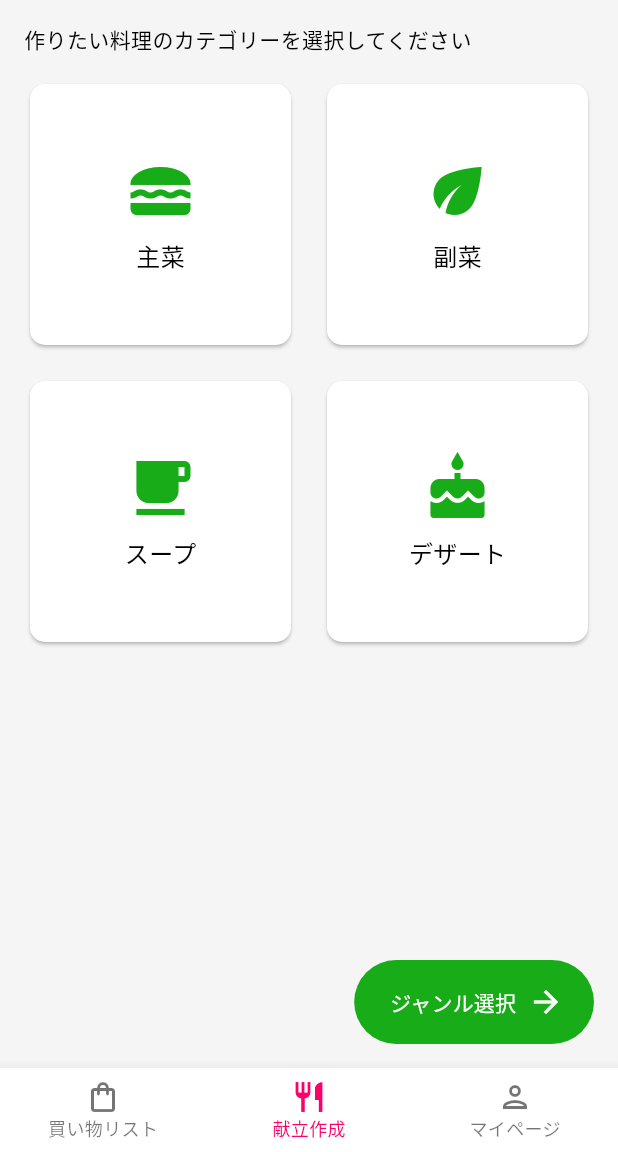
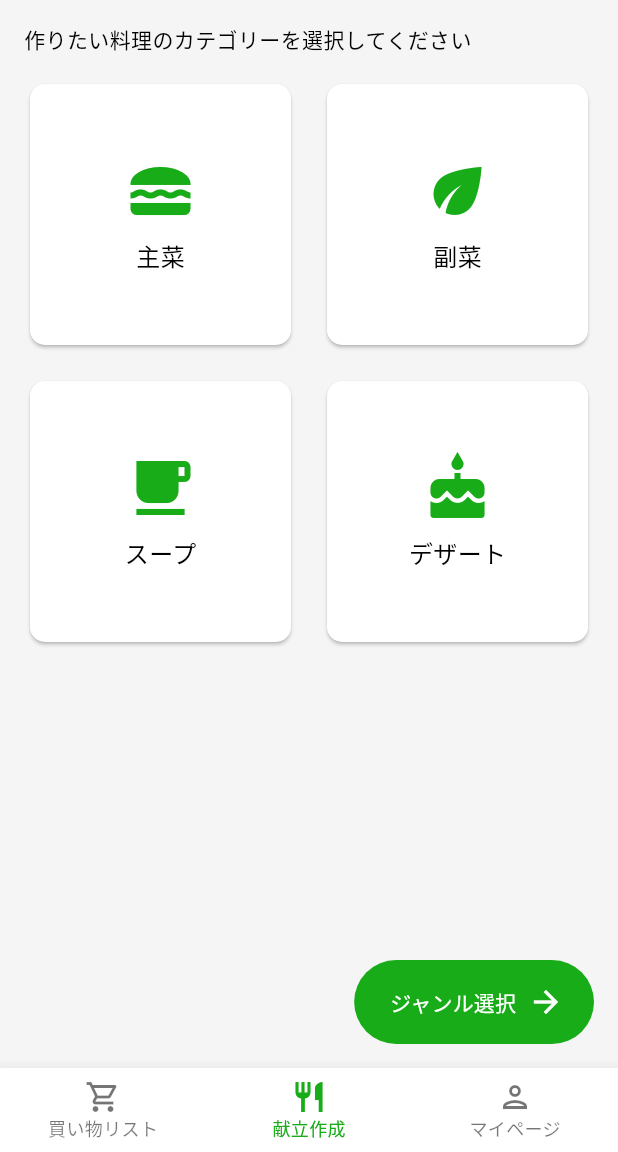
Before and after one commit to rai03k/DishCreator, a Flutter app: the screen it shows after launch, item 2 of the bottom bar chosen, on a phone screen of 412 x 824 dp, the part 84-1236 px from its top. Run offline on Flutter 3.47's test engine with Material 3 defaults, Android fonts, the phone set to English and light mode, and no system bars; our stand-ins replace auto_route, flutter_hooks.

Commit message:
[update]フォルダ構成の変更
・コールバックメソッドからflutter_hooksに変更

```diff
--- a/lib/main.dart
+++ b/lib/main.dart
@@ -1,9 +1,12 @@
+import 'package:auto_route/auto_route.dart';
 import 'package:dish_creator/resource/textResources.dart';
 import 'package:dish_creator/view/accountPage.dart';
 import 'package:dish_creator/view/dishCreatePage.dart';
+import 'package:dish_creator/view/dishCreaterPage/categoryPage.dart';
 import 'package:dish_creator/view/dishCreaterPage/genrePage.dart';
 import 'package:dish_creator/view/shoppingListPage.dart';
 import 'package:flutter/material.dart';
+import 'package:flutter_hooks/flutter_hooks.dart';
 
 void main() {
   runApp(const MyApp());
@@ -31,51 +34,97 @@
         ),
         useMaterial3: true,
       ),
-      home: const MyHomePage(),
+      home: _MyHomePageState(),
     );
   }
 }
 
-class MyHomePage extends StatefulWidget {
-  const MyHomePage({super.key});
+enum TabItem {
+  shoppingListPage(
+    title: '買い物リスト',
+    icon: Icons.shopping_cart_outlined,
+    page: ShoppingListPage(),
+  ),
 
-  @override
-  State<MyHomePage> createState() => _MyHomePageState();
+  dishCreatePage(
+    title: '献立作成',
+    icon: Icons.restaurant,
+    page: DishCreaterPage(),
+  ),
+
+  accountPage(
+    title: 'マイページ',
+    icon: Icons.person_outlined,
+    page: AccountPage(),
+  );
+
+  const TabItem({
+    required this.title,
+    required this.icon,
+    required this.page,
+  });
+
+  /// タイトル
+  final String title;
+
+  /// アイコン
+  final IconData icon;
+
+  /// 画面
+  final Widget page;
 }
 
-class _MyHomePageState extends State<MyHomePage> {
-  // BottomNavigationBarで選択中のアイテムindex
-  int _currentIndex = 0;
+final _navigatorKeys = <TabItem, GlobalKey<NavigatorState>>{
+  TabItem.shoppingListPage: GlobalKey<NavigatorState>(),
+  TabItem.dishCreatePage: GlobalKey<NavigatorState>(),
+  TabItem.accountPage: GlobalKey<NavigatorState>(),
+};
 
-  // 画面ごとのwidget
-  final List<Widget> _pages = [
-    ShoppingListPage(),
-    DishCreaterPage(),
-    AccountPage()
-  ];
-
+class _MyHomePageState extends HookWidget {
   @override
   Widget build(BuildContext context) {
+    final currentTab = useState(TabItem.shoppingListPage);
     return Scaffold(
-      body: _pages[_currentIndex],
+      body: Stack(
+        children: TabItem.values
+            .map(
+              (tabItem) => Offstage(
+                offstage: currentTab.value != tabItem,
+                child: Navigator(
+                  key: _navigatorKeys[tabItem],
+                  onGenerateRoute: (settings) {
+                    return MaterialPageRoute<Widget>(
+                      builder: (context) => tabItem.page,
+                    );
+                  },
+                ),
+              ),
+            )
+            .toList(),
+      ),
       bottomNavigationBar: BottomNavigationBar(
-        currentIndex: _currentIndex,
+        type: BottomNavigationBarType.fixed,
+        currentIndex: TabItem.values.indexOf(currentTab.value),
         selectedFontSize: 12,
-        selectedItemColor: Theme.of(context).colorScheme.secondary,
-        onTap: (selectedIndex) => setState(() {
-          _currentIndex = selectedIndex;
-        }),
-        items: const [
-          BottomNavigationBarItem(
-              icon: Icon(Icons.shopping_bag_outlined),
-              label: TextResources.shoppingListPageTitle),
-          BottomNavigationBarItem(
-              icon: Icon(Icons.restaurant),
-              label: TextResources.dishCreatePageTitle),
-          BottomNavigationBarItem(
-              icon: Icon(Icons.person_outlined),
-              label: TextResources.accountPageTitle),
-        ],
+        items: TabItem.values
+            .map(
+              (tabItem) => BottomNavigationBarItem(
+                icon: Icon(tabItem.icon),
+                label: tabItem.title,
+              ),
+            )
+            .toList(),
+        onTap: (index) {
+          final selectedTab = TabItem.values[index];
+          if (currentTab.value == selectedTab) {
+            _navigatorKeys[selectedTab]
+                ?.currentState
+                ?.popUntil((route) => route.isFirst);
+          } else {
+            // 未選択
+            currentTab.value = selectedTab;
+          }
+        },
       ),
     );
   }
--- a/lib/view/accountPage.dart
+++ b/lib/view/accountPage.dart
@@ -1,7 +1,9 @@
+import 'package:auto_route/auto_route.dart';
 import 'package:dish_creator/resource/textResources.dart';
 import 'package:flutter/cupertino.dart';
 import 'package:flutter/material.dart';
 
+@RoutePage()
 class AccountPage extends StatefulWidget {
   const AccountPage({super.key});
 
@@ -10,7 +12,6 @@ class AccountPage extends StatefulWidget {
 }
 
 class _AccountPageState extends State<AccountPage> {
-
   @override
   Widget build(BuildContext context) {
     return Center(
--- a/lib/view/dishCreatePage.dart
+++ b/lib/view/dishCreatePage.dart
@@ -1,9 +1,8 @@
-import 'package:dish_creator/resource/textResources.dart';
+import 'package:auto_route/auto_route.dart';
 import 'package:dish_creator/view/dishCreaterPage/categoryPage.dart';
-import 'package:dish_creator/view/dishCreaterPage/genrePage.dart';
-import 'package:dish_creator/view/dishCreaterPage/ingredientPage.dart';
 import 'package:flutter/material.dart';
 
+@RoutePage()
 class DishCreaterPage extends StatefulWidget {
   const DishCreaterPage({super.key});
 
@@ -45,26 +44,6 @@ class _DishCreatePageState extends State<DishCreaterPage> {
 
   @override
   Widget build(BuildContext context) {
-    return Scaffold(
-        appBar: AppBar(
-          title: Text(TextResources.dishCreatePageTitle),
-          leading: _isGenrePage
-              ? IconButton(
-                  icon: Icon(Icons.arrow_back),
-                  onPressed: _isIngredientPage
-                      ? _goBackToGenrePage
-                      : _goBackToCategoryPage,
-                )
-              : null,
-        ),
-        body: _isIngredientPage
-            ? IngredientPage(onBack: _goBackToGenrePage)
-            : _isGenrePage
-                ? GenrePage(
-                    onNext: _goToIngredientPage,
-                    onBack: _goBackToCategoryPage,
-                    categoryList: _selectedCategories,
-                  )
-                : CategoryPage(onNext: _goToGenrePage));
+    return CategoryPage();
   }
 }
--- a/lib/view/dishCreaterPage/categoryPage.dart
+++ b/lib/view/dishCreaterPage/categoryPage.dart
@@ -3,8 +3,7 @@ import 'package:dish_creator/view/dishCreaterPage/genrePage.dart';
 import 'package:flutter/material.dart';
 
 class CategoryPage extends StatefulWidget {
-  final Function(List<String>) onNext;
-  CategoryPage({required this.onNext});
+  const CategoryPage({super.key});
 
   @override
   _CategoryPageState createState() => _CategoryPageState();
@@ -31,6 +30,10 @@ class _CategoryPageState extends State<CategoryPage> {
   @override
   Widget build(BuildContext context) {
     return Scaffold(
+      appBar: AppBar(
+        surfaceTintColor: Colors.transparent,
+        title: Text(TextResources.dishCreatePageTitle),
+      ),
       body: Padding(
         padding: const EdgeInsets.all(16.0),
         child: Column(
@@ -46,14 +49,14 @@ class _CategoryPageState extends State<CategoryPage> {
             ),
             SizedBox(height: 16),
             Expanded(
-              child: GridView.builder(
-                gridDelegate: SliverGridDelegateWithFixedCrossAxisCount(
+              child: GridView.count(
                 crossAxisCount: 2, // 2列
                 crossAxisSpacing: 16,
                 mainAxisSpacing: 16,
-                ),
-                itemCount: categories.length,
-                itemBuilder: (context, index) {
+                physics: NeverScrollableScrollPhysics(), // スクロール不可
+                children: List.generate(
+                  categories.length,
+                  (index) {
                     return GestureDetector(
                       onTap: () {
                         setState(() {
@@ -93,7 +96,9 @@ class _CategoryPageState extends State<CategoryPage> {
                                 style: TextStyle(
                                     fontSize: 16,
                                     color: isSelected[index]
-                                      ? Theme.of(context).colorScheme.onPrimary
+                                        ? Theme.of(context)
+                                            .colorScheme
+                                            .onPrimary
                                         : Theme.of(context)
                                             .colorScheme
                                             .onSurface),
@@ -106,6 +111,7 @@ class _CategoryPageState extends State<CategoryPage> {
                   },
                 ),
               ),
+            ),
           ],
         ),
       ),
@@ -114,7 +120,16 @@ class _CategoryPageState extends State<CategoryPage> {
           // カテゴリー選択されている場合
           if (selectedItems.isNotEmpty) {
             // ジャンル選択画面表示
-            widget.onNext(selectedItems);
+            Navigator.push(
+              context,
+              MaterialPageRoute(
+                builder: (context) => GenrePage(categoryList: selectedItems),
+              ),
+            );
+
+            setState(() {
+              _isErrorVisible = false;
+            });
             // カテゴリー選択されていない場合
           } else {
             setState(() {
--- a/lib/view/shoppingListPage.dart
+++ b/lib/view/shoppingListPage.dart
@@ -1,7 +1,9 @@
+import 'package:auto_route/auto_route.dart';
 import 'package:dish_creator/resource/textResources.dart';
 import 'package:flutter/cupertino.dart';
 import 'package:flutter/material.dart';
 
+@RoutePage()
 class ShoppingListPage extends StatefulWidget {
   const ShoppingListPage({super.key});
 
@@ -10,7 +12,6 @@ class ShoppingListPage extends StatefulWidget {
 }
 
 class _ShoppingListPageState extends State<ShoppingListPage> {
-
   @override
   Widget build(BuildContext context) {
     return Center(
--- a/pubspec.yaml
+++ b/pubspec.yaml
@@ -35,6 +35,9 @@ dependencies:
   # The following adds the Cupertino Icons font to your application.
   # Use with the CupertinoIcons class for iOS style icons.
   cupertino_icons: ^1.0.8
+  auto_route: ^9.2.2
+  go_router: ^14.3.0
+  flutter_hooks: ^0.20.5
 
 dev_dependencies:
   flutter_test:
@@ -46,6 +49,7 @@ dev_dependencies:
   # package. See that file for information about deactivating specific lint
   # rules and activating additional ones.
   flutter_lints: ^4.0.0
+  build_runner: ^2.4.13
 
 # For information on the generic Dart part of this file, see the
 # following page: https://dart.dev/tools/pub/pubspec
```
Also changed, not shown: lib/helper/tabHelper.dart (added, +51 -0 lines), lib/view/dishCreaterPage/genrePage.dart (+25 -11 lines), lib/view/dishCreaterPage/ingredientPage.dart (+5 -2 lines), pubspec.lock, 1 other file. Lines whose indentation alone changed are shown as unchanged.
